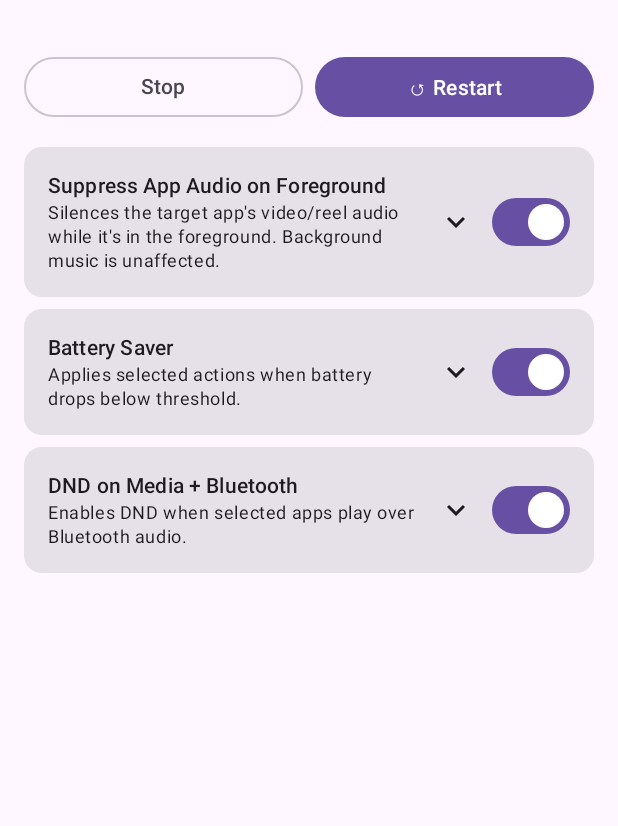
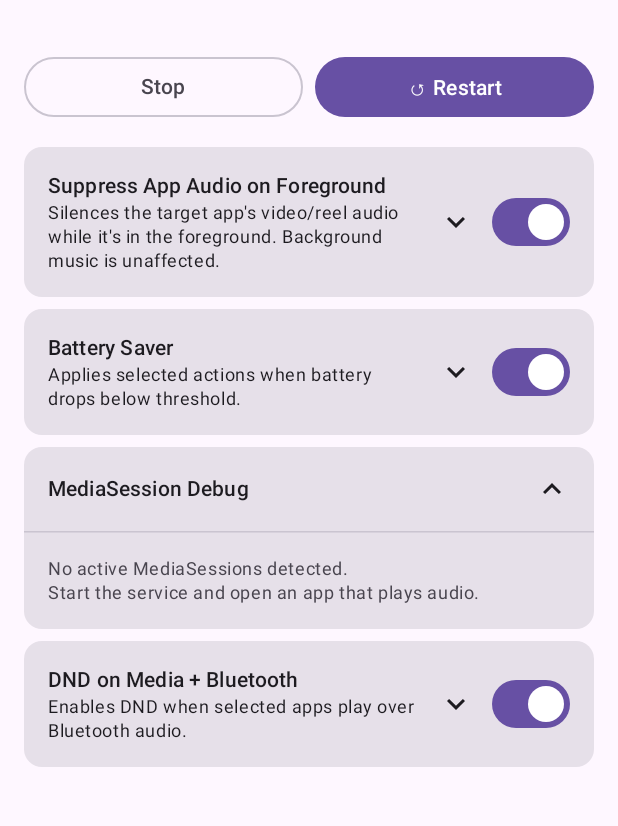
Before and after one commit to herchenmx/android-automation-app, an Android app built with Jetpack Compose: the composable RuleListScreen shown on its own in the app's theme, after a tap on "Start Service", on a phone screen of 412 x 824 dp, the part 69-895 px from its top. Run offline under Robolectric (Android 15) with nearby library versions, the phone set to English and light mode, and no system bars; our stand-ins replace Timber; 1 other tap on this screen came first.

Commit message:
feat: add MediaSession debug panel to main screen
Shows all currently detected MediaSession packages in real time (1s
poll), with ▶/■ indicator for playing vs idle. Collapses by default.
Lets us verify whether Instagram registers a MediaSession without adb.

Co-Authored-By: Claude Sonnet 4.6 <noreply@anthropic.com>
Claude-Session: https://claude.ai/code/session_01LBA3td9mDgyGi79yt1L9wq

```diff
--- a/app/src/main/java/com/herchenmx/automationapp/ui/RuleListScreen.kt
+++ b/app/src/main/java/com/herchenmx/automationapp/ui/RuleListScreen.kt
@@ -26,6 +26,7 @@ import androidx.compose.ui.unit.dp
 import androidx.core.content.ContextCompat
 import com.herchenmx.automationapp.service.AutomationForegroundService
 import com.herchenmx.automationapp.service.AutomationForegroundService.Companion.ACTION_TOGGLE_RULE
+import com.herchenmx.automationapp.service.AutomationNotificationListenerService
 import com.herchenmx.automationapp.service.AutomationForegroundService.Companion.EXTRA_RULE_ENABLED
 import com.herchenmx.automationapp.service.AutomationForegroundService.Companion.EXTRA_RULE_ID
 import com.herchenmx.automationapp.util.AppPreferences
@@ -76,6 +77,18 @@ fun RuleListScreen() {
 
     val btPermLauncher = rememberLauncherForActivityResult(ActivityResultContracts.RequestPermission()) { granted ->
         if (granted) showBtPicker = true
+    }
+
+    // ── Debug panel ──────────────────────────────────────────────────────────
+    var debugExpanded by remember { mutableStateOf(false) }
+    var debugSessions by remember { mutableStateOf<Map<String, Boolean>>(emptyMap()) }
+
+    LaunchedEffect(Unit) {
+        while (true) {
+            debugSessions = AutomationNotificationListenerService.activeControllers
+                .mapValues { (pkg, _) -> AutomationNotificationListenerService.currentlyPlaying.contains(pkg) }
+            delay(1000L)
+        }
     }
 
     // ── Config-change tracking ────────────────────────────────────────────────
@@ -304,6 +317,57 @@ fun RuleListScreen() {
                             Spacer(Modifier.height(4.dp))
                             Text("No actions selected — rule will trigger but do nothing.",
                                 style = MaterialTheme.typography.bodySmall, color = MaterialTheme.colorScheme.error)
+                        }
+                    }
+                }
+            }
+
+            // ── Debug panel ───────────────────────────────────────────────────
+            item {
+                Card(modifier = Modifier.fillMaxWidth()) {
+                    Column {
+                        Row(
+                            modifier = Modifier
+                                .fillMaxWidth()
+                                .clickable { debugExpanded = !debugExpanded }
+                                .padding(16.dp),
+                            verticalAlignment = Alignment.CenterVertically,
+                        ) {
+                            Text(
+                                "MediaSession Debug",
+                                style = MaterialTheme.typography.titleSmall,
+                                modifier = Modifier.weight(1f),
+                            )
+                            Icon(
+                                imageVector = if (debugExpanded) Icons.Default.KeyboardArrowUp else Icons.Default.KeyboardArrowDown,
+                                contentDescription = null,
+                            )
+                        }
+                        if (debugExpanded) {
+                            HorizontalDivider()
+                            Column(modifier = Modifier.padding(16.dp)) {
+                                if (debugSessions.isEmpty()) {
+                                    Text(
+                                        "No active MediaSessions detected.\nStart the service and open an app that plays audio.",
+                                        style = MaterialTheme.typography.bodySmall,
+                                        color = MaterialTheme.colorScheme.onSurfaceVariant,
+                                    )
+                                } else {
+                                    Text(
+                                        "Detected MediaSession packages:",
+                                        style = MaterialTheme.typography.labelMedium,
+                                    )
+                                    Spacer(Modifier.height(4.dp))
+                                    debugSessions.forEach { (pkg, playing) ->
+                                        Text(
+                                            "${if (playing) "▶" else "■"} $pkg",
+                                            style = MaterialTheme.typography.bodySmall,
+                                            color = if (playing) MaterialTheme.colorScheme.primary
+                                                    else MaterialTheme.colorScheme.onSurfaceVariant,
+                                        )
+                                    }
+                                }
+                            }
                         }
                     }
                 }
```
